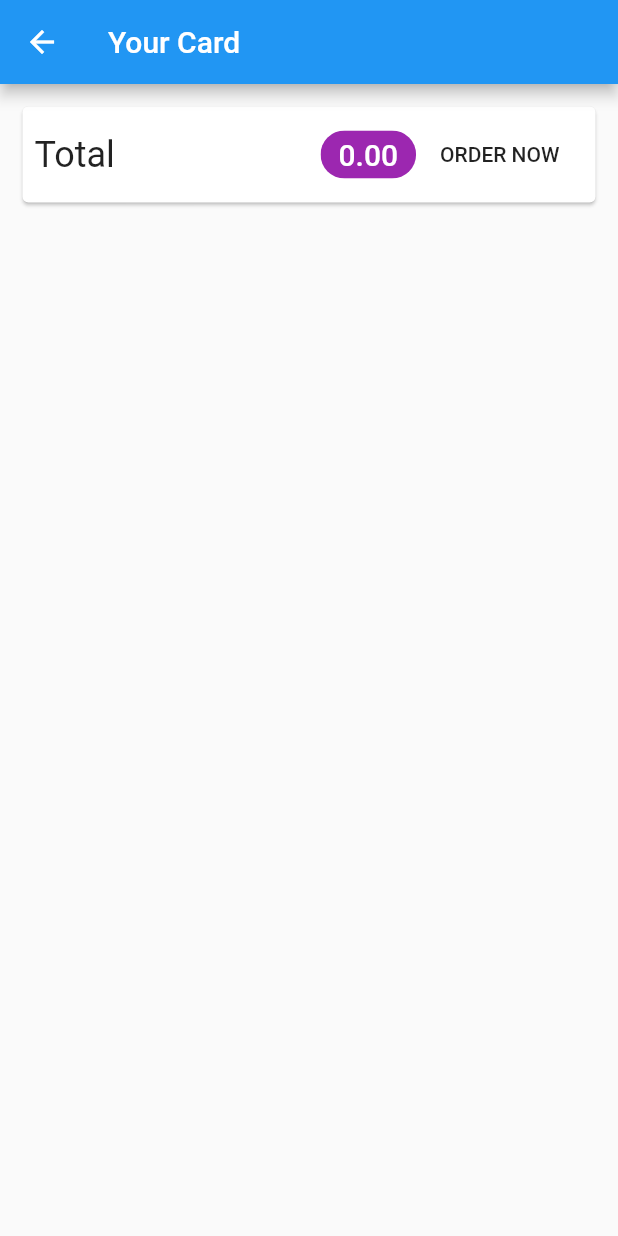
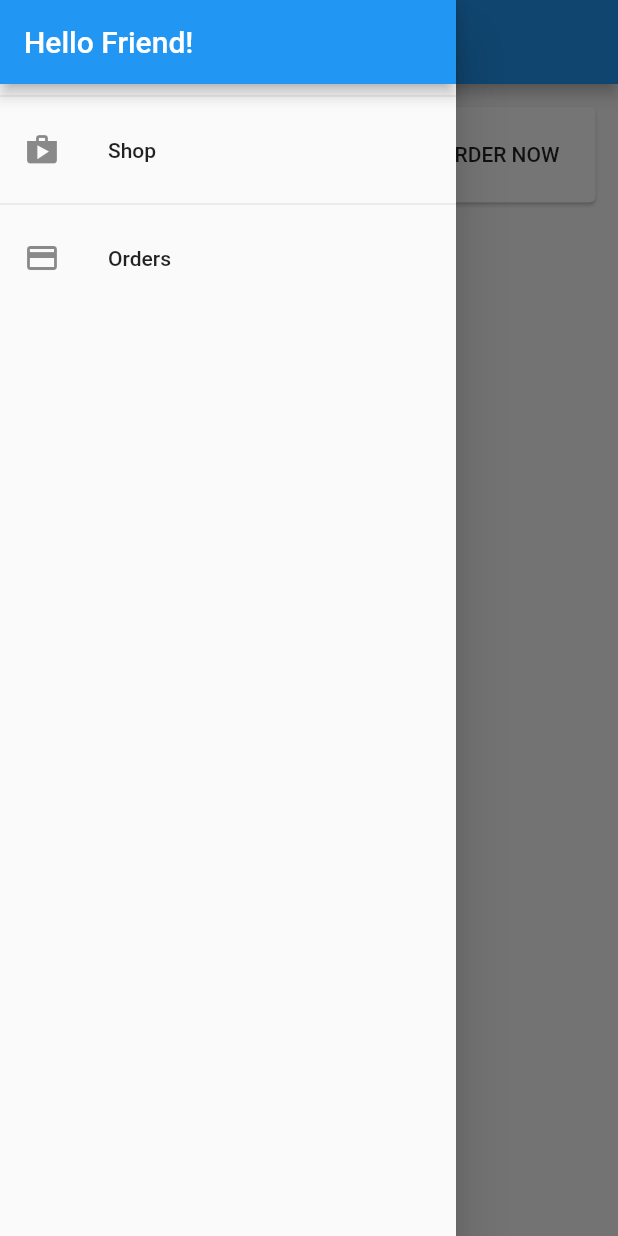
Before and after one commit to Celestiino/flutter-shop-app, a Flutter app: the CartScreem screen opened by its route, with the side drawer open (before the commit the screen has no drawer), on a phone screen of 412 x 824 dp. Run offline on Flutter 3.47's test engine with Material 2 defaults, Android fonts, the phone set to English and light mode, and no system bars; our stand-ins replace flutter_slidable; network calls fail.

Commit message:
Adicionando os a funcionalidade de encomendas (orders)

```diff
--- /dev/null
+++ b/lib/providers/orders.dart
@@ -0,0 +1,38 @@
+import 'package:flutter/cupertino.dart';
+import 'package:shop_app/providers/cart.dart';
+
+class OrderItem {
+  final String id;
+  final double amount;
+  final List<CartItem> products;
+  final dateTime;
+
+  OrderItem({
+    @required this.id,
+    @required this.amount,
+    @required this.dateTime,
+    @required this.products,
+  });
+}
+
+class Orders with ChangeNotifier {
+  List<OrderItem> _orders = [];
+
+  List<OrderItem> get orders {
+    return [..._orders];
+  }
+
+  void addOrder(List<CartItem> cartProducts, double total) {
+    _orders.insert(
+      0,
+      OrderItem(
+        id: DateTime.now().toString(),
+        amount: total,
+        dateTime: DateTime.now().toString(),
+        products: cartProducts,
+      ),
+    );
+
+    notifyListeners();
+  }
+}
--- a/lib/providers/product_provider.dart
+++ b/lib/providers/product_provider.dart
@@ -66,4 +66,9 @@ class Products with ChangeNotifier {
     // _items.add();
     notifyListeners();
   }
+
+  void removeItems(String idProduct) {
+    _items.remove(idProduct);
+    notifyListeners();
+  }
 }
--- a/lib/screens/cart_screen.dart
+++ b/lib/screens/cart_screen.dart
@@ -1,6 +1,8 @@
 import 'package:flutter/material.dart';
 import 'package:provider/provider.dart';
+import 'package:shop_app/widgets/app_drawer.dart';
 import '../providers/cart.dart';
+import '../providers/orders.dart';
 import '../widgets/cart_item.dart';
 
 class CartScreem extends StatelessWidget {
@@ -11,6 +13,7 @@ class CartScreem extends StatelessWidget {
     final cart = Provider.of<Cart>(context);
     return Scaffold(
       appBar: AppBar(title: Text("Your Card")),
+      drawer: AppDrawer(),
       body: Column(
         children: [
           Card(
@@ -37,7 +40,13 @@ class CartScreem extends StatelessWidget {
                     ),
                     backgroundColor: Colors.purple,
                   ),
-                  FlatButton(onPressed: () {}, child: Text("ORDER NOW"))
+                  FlatButton(
+                      onPressed: () {
+                        Provider.of<Orders>(context, listen: false).addOrder(
+                            cart.items.values.toList(), cart.totalAmount);
+                        cart.clear();
+                      },
+                      child: Text("ORDER NOW"))
                 ],
               ),
             ),
@@ -50,7 +59,7 @@ class CartScreem extends StatelessWidget {
               itemCount: cart.items.length,
               itemBuilder: (context, i) {
                 return CustomCartItem(
-                    productId: cart.items.values.toList()[i].title,
+                    id: cart.items.values.toList()[i].id,
                     title: cart.items.values.toList()[i].title,
                     price: cart.items.values.toList()[i].price,
                     quantity: cart.items.values.toList()[i].quantity);
--- /dev/null
+++ b/lib/screens/orders_screen.dart
@@ -0,0 +1,32 @@
+import 'package:flutter/material.dart';
+import 'package:provider/provider.dart';
+import 'package:shop_app/widgets/app_drawer.dart';
+import '../providers/orders.dart';
+import '../widgets/order_item.dart';
+
+class OrdersScreen extends StatefulWidget {
+  static const routeName = "/order-screen";
+
+  @override
+  _OrdersScreenState createState() => _OrdersScreenState();
+}
+
+class _OrdersScreenState extends State<OrdersScreen> {
+  bool _expanded = false;
+
+  @override
+  Widget build(BuildContext context) {
+    final orderData = Provider.of<Orders>(context);
+
+    return Scaffold(
+      appBar: AppBar(
+        title: Text("Your orders"),
+      ),
+      drawer: AppDrawer(),
+      body: ListView.builder(
+        itemCount: orderData.orders.length,
+        itemBuilder: (ctx, i) => OrderItems(orderData.orders[i]),
+      ),
+    );
+  }
+}
--- a/lib/screens/product_screen.dart
+++ b/lib/screens/product_screen.dart
@@ -1,5 +1,6 @@
 import 'package:flutter/material.dart';
 import 'package:provider/provider.dart';
+import 'package:shop_app/widgets/app_drawer.dart';
 import 'package:shop_app/widgets/badge.dart';
 import '../widgets/product_grid.dart';
 import '../providers/product_provider.dart';
@@ -48,6 +49,7 @@ class ProductOverview extends StatelessWidget {
           )
         ],
       ),
+      drawer: AppDrawer(),
       body: ProductGrid(),
     );
   }
--- /dev/null
+++ b/lib/widgets/app_drawer.dart
@@ -0,0 +1,36 @@
+import 'package:flutter/material.dart';
+
+import '../screens/orders_screen.dart';
+
+class AppDrawer extends StatelessWidget {
+  @override
+  Widget build(BuildContext context) {
+    return Drawer(
+      child: Column(
+        children: <Widget>[
+          AppBar(
+            title: Text('Hello Friend!'),
+            automaticallyImplyLeading: false,
+          ),
+          Divider(),
+          ListTile(
+            leading: Icon(Icons.shop),
+            title: Text('Shop'),
+            onTap: () {
+              Navigator.of(context).pushReplacementNamed('/');
+            },
+          ),
+          Divider(),
+          ListTile(
+            leading: Icon(Icons.payment),
+            title: Text('Orders'),
+            onTap: () {
+              Navigator.of(context)
+                  .pushReplacementNamed(OrdersScreen.routeName);
+            },
+          ),
+        ],
+      ),
+    );
+  }
+}
--- a/pubspec.yaml
+++ b/pubspec.yaml
@@ -24,6 +24,7 @@ dependencies:
   flutter:
     sdk: flutter
   cupertino_icons: ^1.0.0
+  flutter_slidable: ^0.5.7
   provider: ^4.3.2+2
 
 dev_dependencies:
```
Also changed, not shown: lib/main.dart (+8 -1 lines), lib/providers/cart.dart (+6 -1 lines), lib/widgets/cart_item.dart (+14 -17 lines), lib/widgets/order_item.dart (added, +70 -0 lines), pubspec.lock.
